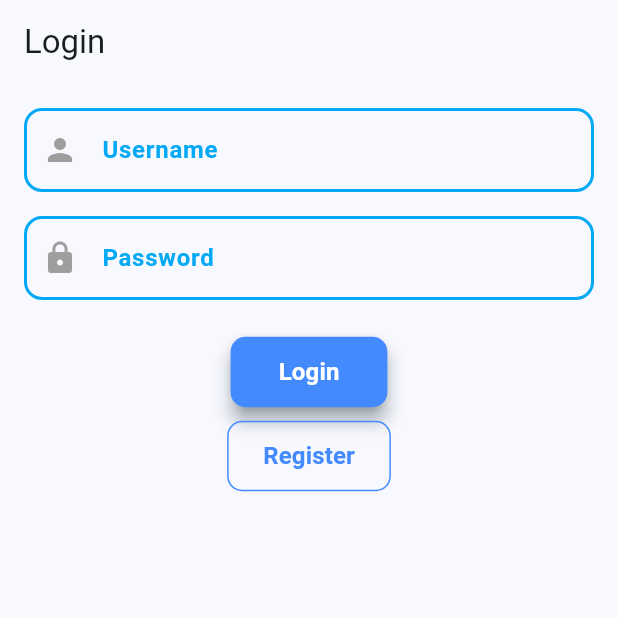
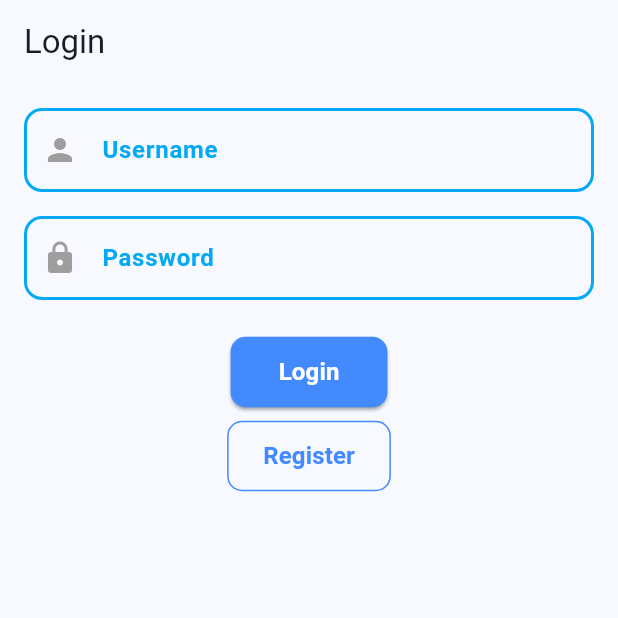
Before and after one commit to aramirezf05/FitlifeFlutterProject, a Flutter app: the screen it shows after launch, on a phone screen of 412 x 824 dp, the top half of it. Run offline on Flutter 3.47's test engine with Material 3 defaults, Android fonts, the light colour scheme and no system bars.

Commit message:
Remove elevation from login button

```diff
--- a/lib/screens/login/login_screen.dart
+++ b/lib/screens/login/login_screen.dart
@@ -55,7 +55,6 @@ class _LoginScreenState extends State<LoginScreen> {
                   borderRadius: BorderRadius.circular(10),
                 ),
                 shadowColor: Colors.blueGrey,
-                elevation: 5,
               ),
               child: Text(
                 'Login',
```
